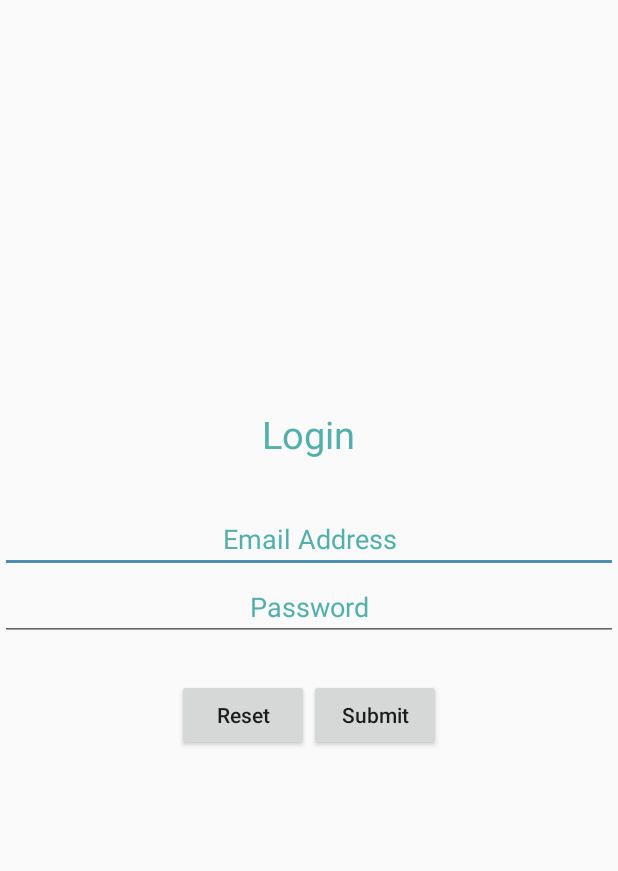
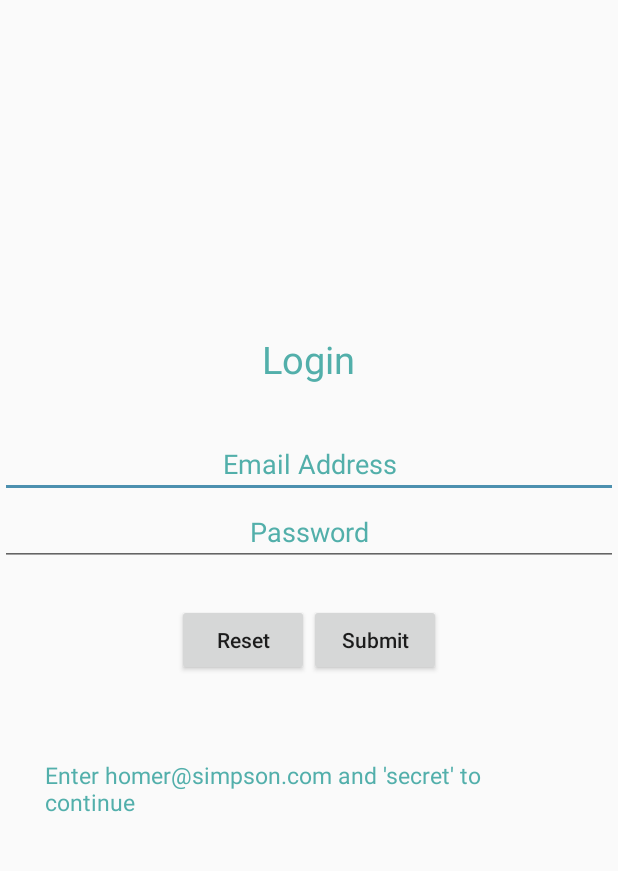
Before and after one commit to jmccannbarrow/Hillfort, an Android app: the screen it shows after launch (LoginActivity), on a phone screen of 412 x 824 dp, the part 84-955 px from its top. Run offline under Robolectric (Android 15) with nearby library versions, the phone set to English and light mode, and no system bars; 1 statement that could not run was skipped.

Commit message:
final commit

```diff
--- a/app/src/main/java/org/wit/hillfort/activities/HillfortActivity.kt
+++ b/app/src/main/java/org/wit/hillfort/activities/HillfortActivity.kt
@@ -98,7 +98,7 @@ class HillfortActivity : AppCompatActivity(), AnkoLogger {
 
     hillfortLocation.setOnClickListener {
 
-      val location = Location(52.245696, -7.139102, 15f)
+      val location = Location(52.245696, -7.139102, 10f)
       if (hillfort.zoom != 0f) {
         location.lat =  hillfort.lat
         location.lng = hillfort.lng
--- a/app/src/main/res/layout/activity_hillfort.xml
+++ b/app/src/main/res/layout/activity_hillfort.xml
@@ -70,7 +70,7 @@
                     android:layout_margin="8dp"
                     android:hint="@string/hint_hillfortDescription"
                     android:inputType="text"
-                    android:maxLength="25"
+                    android:maxLength="55"
                     android:maxLines="1"
                     android:padding="8dp"
                     android:textColor="@color/colorPrimaryDark"
--- a/app/src/main/res/layout/activity_login.xml
+++ b/app/src/main/res/layout/activity_login.xml
@@ -42,6 +42,8 @@
         android:gravity="center"
         android:orientation="vertical">
 
+
+
         <TextView
             android:layout_width="wrap_content"
             android:layout_height="wrap_content"
@@ -84,7 +86,16 @@
                 android:textAllCaps="false"
                 android:layout_width="wrap_content"
                 android:layout_height="wrap_content" />
+
+
         </LinearLayout>
+        <TextView
+            android:layout_width="wrap_content"
+            android:layout_height="wrap_content"
+            android:textSize="15dp"
+            android:textColor="#52afab"
+            android:padding="30dp"
+            android:text="Enter homer@simpson.com and 'secret' to continue"/>
     </LinearLayout>
     </ScrollView>
 
--- a/app/src/main/res/values/strings.xml
+++ b/app/src/main/res/values/strings.xml
@@ -25,6 +25,8 @@
     <string name="hint_userEmail">Email</string>
     <string name="hint_userPassword">Password </string>
     <string name="button_addUser">Register</string>
+    <string name="enter_hillfort_email"> Please enter a Hillfort Email </string>
+
 
 
     <string name="enter_user_email"> Please enter a Email </string>
```
Also changed, not shown: app/src/main/java/org/wit/hillfort/activities/RegisterActivity.kt (+8 -0 lines), app/src/main/res/layout/activity_register.xml (+8 -1 lines), app/src/main/java/org/wit/hillfort/models/HillfortModel.kt (line endings or trailing spaces).
